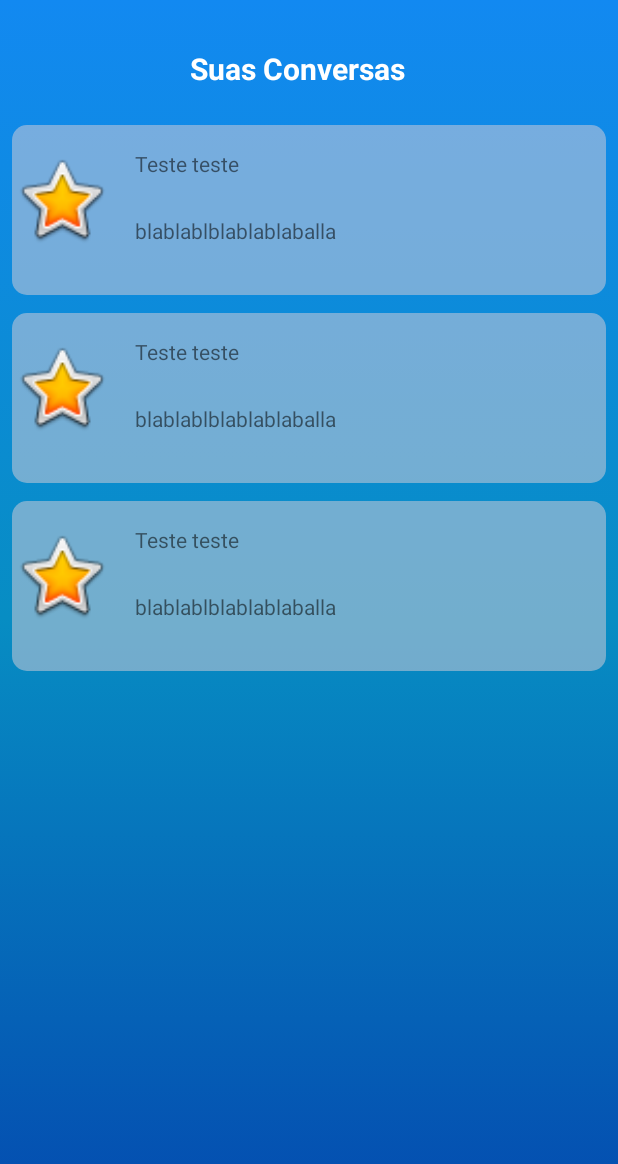
After one commit to LordRadamanthys/agendamentos, an Android app: the layout fragment_lis_conversations.xml on its own in the app's theme, with its tools: preview values and no code run, on a phone screen of 412 x 824 dp. The commit adds this screen. Shown: the top 1164 px of the screen. Run offline under Robolectric (Android 15) with nearby library versions, the light colour scheme and no system bars.

Commit message:
criação da tela de lista de conversas

```diff
--- a/mulheresAG/app/src/main/java/com/example/mulheresag/data/remote/model/ReservationModel.kt
+++ b/mulheresAG/app/src/main/java/com/example/mulheresag/data/remote/model/ReservationModel.kt
@@ -1,6 +1,4 @@
 package com.example.mulheresag.data.remote.model
-
-import com.google.gson.annotations.SerializedName
 
 class ReservationModel {
     lateinit var hour: String
@@ -8,7 +6,7 @@ class ReservationModel {
     lateinit var description: String
     lateinit var status: String
     var fullPrice: Double = 0.0
-    var services: ArrayList<ServiceModel>? =null
+    var services: ArrayList<ServiceModel>? = null
 
 
 }
--- a/mulheresAG/app/src/main/java/com/example/mulheresag/view/DefaultActivity.kt
+++ b/mulheresAG/app/src/main/java/com/example/mulheresag/view/DefaultActivity.kt
@@ -5,6 +5,7 @@ import android.view.Window
 import android.view.WindowManager
 import androidx.appcompat.app.AppCompatActivity
 import androidx.fragment.app.Fragment
+import com.example.mulheresag.ConversationsFragment
 import com.example.mulheresag.R
 import com.example.mulheresag.view.agendamento.AgendamentosFragment
 import com.example.mulheresag.view.homePage.HomeFragment
@@ -35,7 +36,7 @@ class DefaultActivity : AppCompatActivity() {
                     return@OnNavigationItemSelectedListener true
                 }
                 R.id.navigation_chat -> {
-                    openFragment(HomeFragment())
+                    openFragment(ConversationsFragment())
 //                    Toast.makeText(baseContext, "token", Toast.LENGTH_SHORT).show()
                     return@OnNavigationItemSelectedListener true
                 }
--- /dev/null
+++ b/mulheresAG/app/src/main/res/layout/fragment_lis_conversations.xml
@@ -0,0 +1,42 @@
+<androidx.constraintlayout.widget.ConstraintLayout xmlns:android="http://schemas.android.com/apk/res/android"
+    xmlns:app="http://schemas.android.com/apk/res-auto"
+    xmlns:tools="http://schemas.android.com/tools"
+    android:layout_width="match_parent"
+    android:layout_height="match_parent"
+    android:background="@drawable/background_color_home"
+    tools:context=".view.homePage.HomeFragment">
+
+    <TextView
+        android:id="@+id/textView_tituloConversation"
+        android:layout_width="0dp"
+        android:layout_height="wrap_content"
+        android:layout_marginStart="16dp"
+        android:layout_marginTop="32dp"
+        android:layout_marginEnd="32dp"
+        android:text="Suas Conversas"
+        android:textAlignment="center"
+        android:textColor="#fff"
+        android:textSize="20sp"
+        android:textStyle="bold"
+        app:layout_constraintEnd_toEndOf="parent"
+        app:layout_constraintHorizontal_bias="0.0"
+        app:layout_constraintStart_toStartOf="parent"
+        app:layout_constraintTop_toTopOf="parent" />
+
+    <androidx.recyclerview.widget.RecyclerView
+        android:id="@+id/recycleConversation"
+        android:layout_width="0dp"
+        android:layout_height="0dp"
+        android:layout_marginStart="8dp"
+        android:layout_marginTop="24dp"
+        android:layout_marginEnd="8dp"
+        android:layout_marginBottom="8dp"
+        app:layout_constraintBottom_toBottomOf="parent"
+        app:layout_constraintEnd_toEndOf="parent"
+        app:layout_constraintStart_toStartOf="parent"
+        tools:listitem="@layout/list_adapter_conversations"
+        app:layoutManager="androidx.recyclerview.widget.LinearLayoutManager"
+        app:layout_constraintTop_toBottomOf="@+id/textView_tituloConversation" />
+
+
+</androidx.constraintlayout.widget.ConstraintLayout>
--- /dev/null
+++ b/mulheresAG/app/src/main/res/layout/list_adapter_conversations.xml
@@ -0,0 +1,43 @@
+<?xml version="1.0" encoding="utf-8"?>
+<androidx.constraintlayout.widget.ConstraintLayout
+    xmlns:android="http://schemas.android.com/apk/res/android"
+    xmlns:app="http://schemas.android.com/apk/res-auto"
+    xmlns:tools="http://schemas.android.com/tools"
+    android:layout_width="match_parent"
+    android:background="@drawable/retangulo_card"
+    android:layout_height="wrap_content"
+    android:layout_marginBottom="12dp">
+
+    <ImageView
+        android:id="@+id/imageView2"
+        android:layout_width="66dp"
+        android:layout_height="67dp"
+        android:layout_marginTop="16dp"
+        android:layout_marginBottom="30dp"
+        app:layout_constraintBottom_toBottomOf="parent"
+        app:layout_constraintStart_toStartOf="parent"
+        app:layout_constraintTop_toTopOf="parent"
+        app:srcCompat="@android:drawable/btn_star_big_on" />
+
+    <TextView
+        android:id="@+id/textViewNomeConversation"
+        android:layout_width="0dp"
+        android:layout_height="wrap_content"
+        android:layout_marginStart="16dp"
+        android:text="Teste teste"
+        app:layout_constraintEnd_toEndOf="parent"
+        app:layout_constraintStart_toEndOf="@+id/imageView2"
+        app:layout_constraintTop_toTopOf="@+id/imageView2" />
+
+    <TextView
+        android:id="@+id/textViewDescriptionConversation"
+        android:layout_width="0dp"
+        android:layout_height="wrap_content"
+        android:layout_marginTop="8dp"
+        android:layout_marginBottom="16dp"
+        android:text="blablablblablablaballa"
+        app:layout_constraintBottom_toBottomOf="parent"
+        app:layout_constraintEnd_toEndOf="parent"
+        app:layout_constraintStart_toStartOf="@+id/textViewNomeConversation"
+        app:layout_constraintTop_toBottomOf="@+id/textViewNomeConversation" />
+</androidx.constraintlayout.widget.ConstraintLayout>
```
Also changed, not shown: mulheresAG/app/src/main/java/com/example/mulheresag/ConversationsFragment.kt (added, +58 -0 lines), mulheresAG/app/src/main/java/com/example/mulheresag/adapterConversations.kt (added, +39 -0 lines), mulheresAG/app/src/main/java/com/example/mulheresag/view/agendamento/AgendamentosFragment.kt (+7 -7 lines), mulheresAG/app/src/main/java/com/example/mulheresag/view/homePage/HomeFragment.kt (+2 -112 lines).
